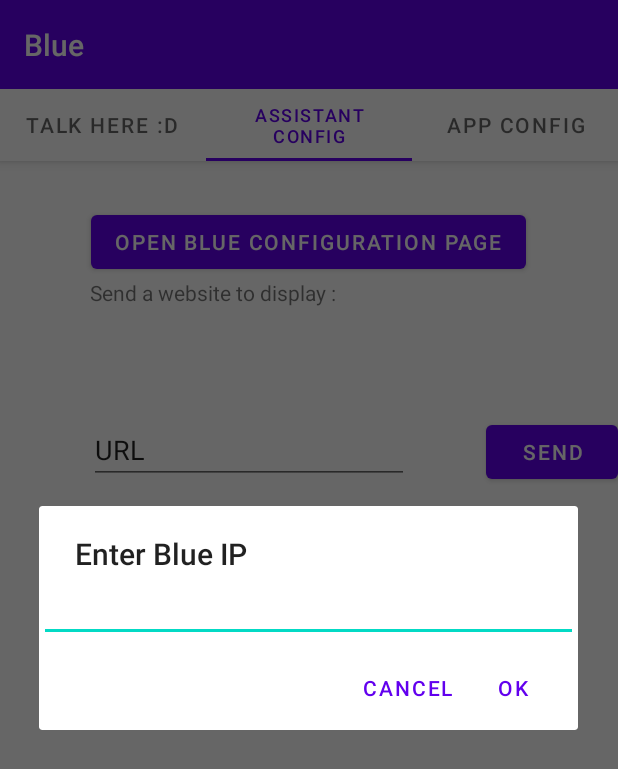
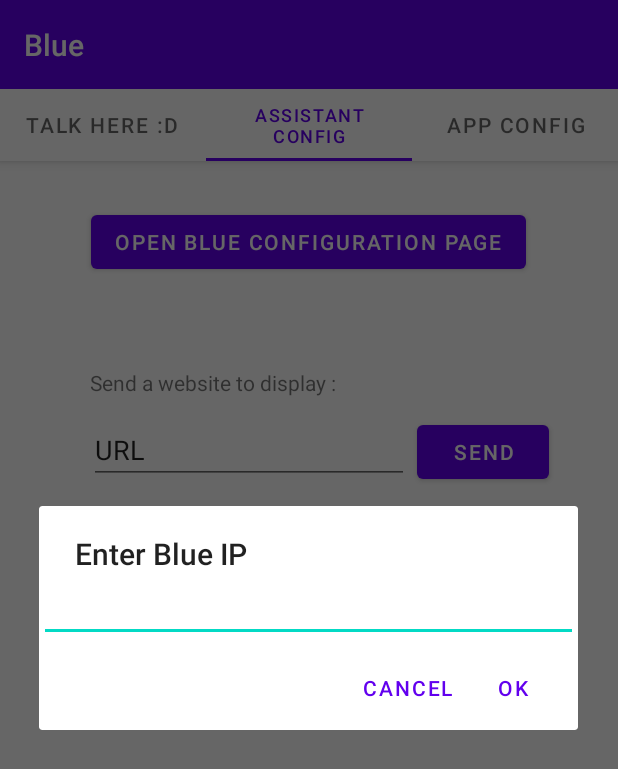
Before and after one commit to ThaaoBlues/Blue_android_app, an Android app: the screen it shows after launch (MainActivity), tab 2 chosen, on a phone screen of 412 x 824 dp. Shown: the top 769 px of the screen. Run offline under Robolectric (Android 15) with nearby library versions, the phone set to English and light mode, and no system bars.

```diff
--- a/app/src/main/res/layout/fragment_tab2.xml
+++ b/app/src/main/res/layout/fragment_tab2.xml
@@ -36,8 +36,9 @@
         android:id="@+id/textView"
         android:layout_width="188dp"
         android:layout_height="32dp"
+        android:layout_marginTop="60dp"
         android:text="@string/url_input_textview"
-        app:layout_constraintBottom_toTopOf="@+id/editTextTextPersonName"
+        app:layout_constraintBottom_toTopOf="@+id/edittext_website_url"
         app:layout_constraintEnd_toEndOf="parent"
         app:layout_constraintHorizontal_bias="0.269"
         app:layout_constraintStart_toStartOf="parent"
@@ -49,10 +50,11 @@
         android:layout_width="wrap_content"
         android:layout_height="wrap_content"
         android:layout_marginTop="92dp"
+        android:layout_marginEnd="40dp"
         android:text="SEND"
         app:layout_constraintEnd_toEndOf="parent"
         app:layout_constraintHorizontal_bias="0.446"
-        app:layout_constraintStart_toEndOf="@+id/editTextTextPersonName"
+        app:layout_constraintStart_toEndOf="@+id/edittext_website_url"
         app:layout_constraintTop_toBottomOf="@+id/configure_blue_button" />
 
 </androidx.constraintlayout.widget.ConstraintLayout>
```
Also changed, not shown: app/src/main/java/com/example/blue/ui/main/main_fragment.java (+25 -2 lines), app/src/main/java/com/example/blue/ui/main/tab2_fragment.java (+26 -2 lines).
